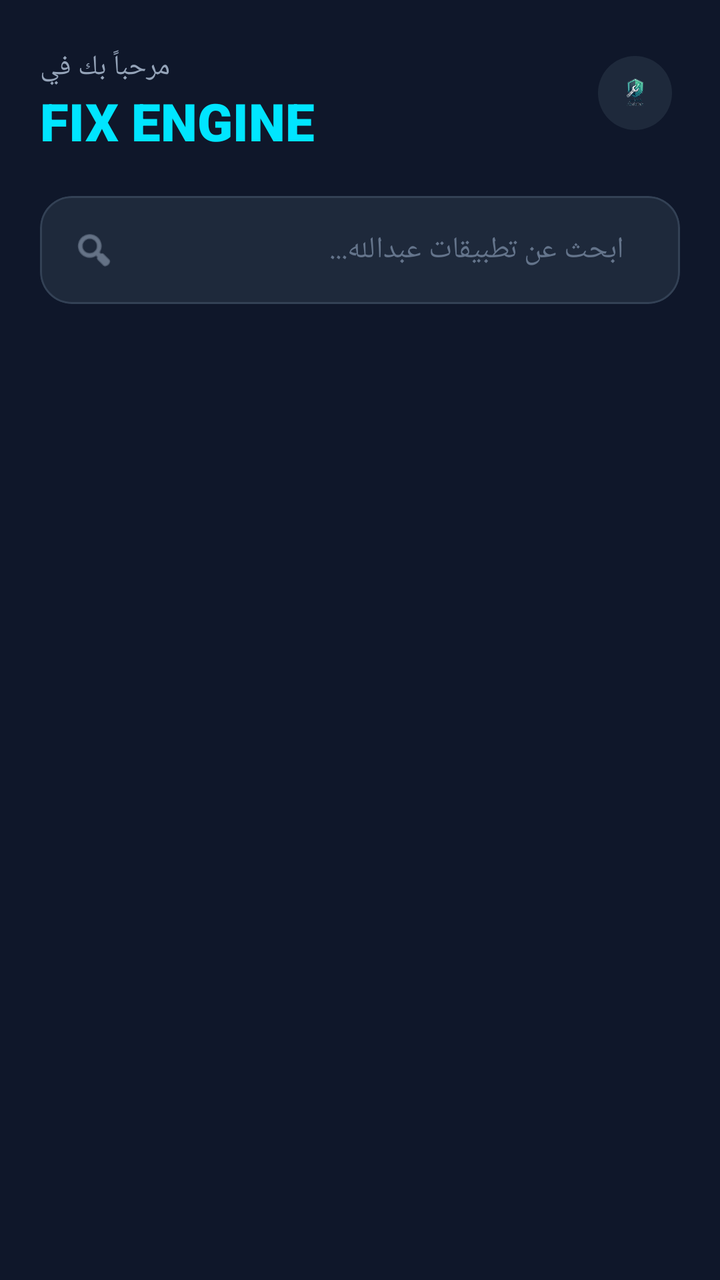
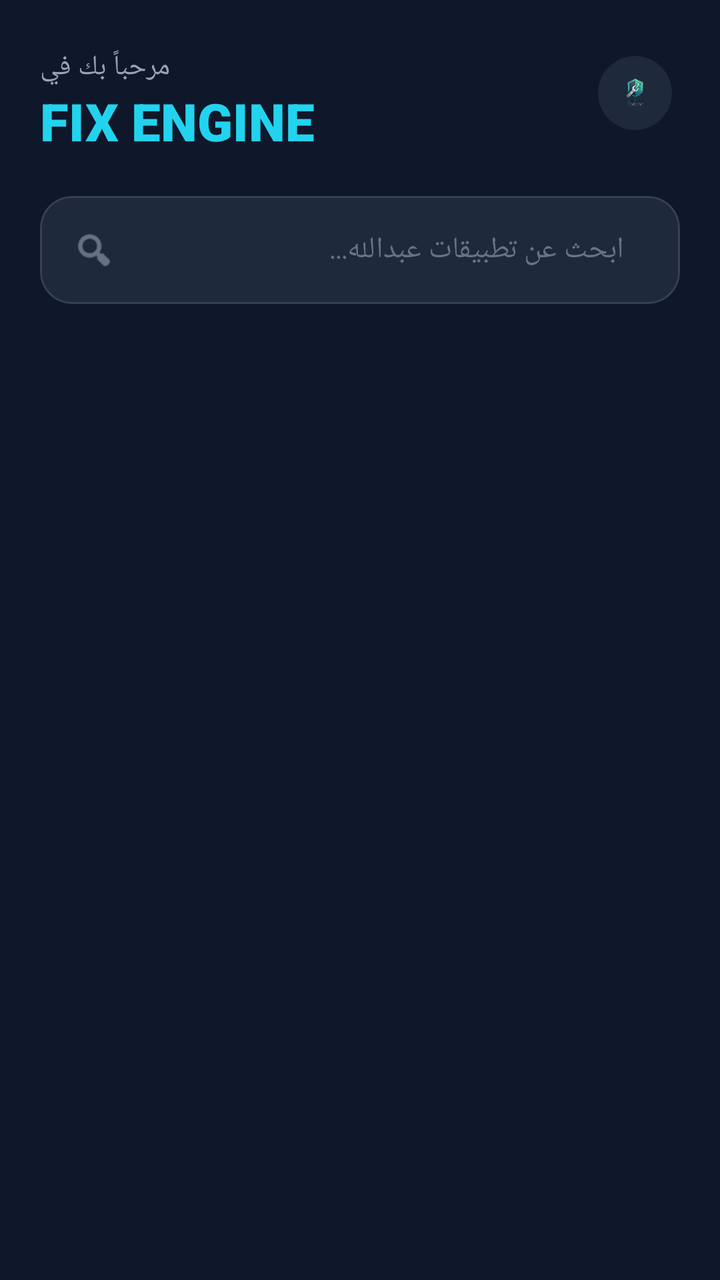

The first picture is an Android layout as it rendered before a commit; the second is the same layout after the commit. The layout source and the unified diff follow.
<!-- AndroidManifest.xml: application theme Theme.FixEngine -->
<!-- res/layout/activity_main.xml -->
<?xml version="1.0" encoding="utf-8"?>
<androidx.coordinatorlayout.widget.CoordinatorLayout 
    xmlns:android="http://schemas.android.com/apk/res/android"
    xmlns:app="http://schemas.android.com/apk/res-auto"
    xmlns:tools="http://schemas.android.com/tools"
    android:layout_width="match_parent"
    android:layout_height="match_parent"
    android:background="#0F172A"
    tools:context=".MainActivity">

    
    <com.google.android.material.appbar.AppBarLayout
        android:id="@+id/appBar"
        android:layout_width="match_parent"
        android:layout_height="wrap_content"
        android:background="#0F172A"
        app:elevation="0dp">

        
        <com.google.android.material.appbar.CollapsingToolbarLayout
            android:layout_width="match_parent"
            android:layout_height="wrap_content"
            app:layout_scrollFlags="scroll|exitUntilCollapsed">

            <LinearLayout
                android:layout_width="match_parent"
                android:layout_height="wrap_content"
                android:orientation="vertical"
                android:paddingTop="24dp"
                android:paddingHorizontal="20dp"
                android:paddingBottom="12dp">

                <RelativeLayout
                    android:layout_width="match_parent"
                    android:layout_height="wrap_content"
                    android:layout_marginBottom="20dp">

                    <LinearLayout
                        android:layout_width="wrap_content"
                        android:layout_height="wrap_content"
                        android:orientation="vertical">
                        <TextView
                            android:layout_width="wrap_content"
                            android:layout_height="wrap_content"
                            android:text="مرحباً بك في"
                            android:textColor="#94A3B8"
                            android:textSize="14sp" />
                        <TextView
                            android:layout_width="wrap_content"
                            android:layout_height="wrap_content"
                            android:text="FIX ENGINE"
                            android:textColor="@color/secondary_cyan"
                            android:textSize="26sp"
                            android:fontFamily="sans-serif-black" />
                    </LinearLayout>

                    
                    <com.google.android.material.imageview.ShapeableImageView
                        android:layout_width="45dp"
                        android:layout_height="45dp"
                        android:layout_alignParentEnd="true"
                        android:src="@drawable/ic_launcher_foreground"
                        android:background="#1E293B"
                        android:padding="4dp"
                        app:shapeAppearanceOverlay="@style/CircleImage" />
                </RelativeLayout>

                
                <com.google.android.material.card.MaterialCardView
                    android:layout_width="match_parent"
                    android:layout_height="54dp"
                    app:cardBackgroundColor="#1E293B"
                    app:cardCornerRadius="16dp"
                    app:cardElevation="0dp"
                    app:strokeColor="#334155"
                    app:strokeWidth="1dp">

                    <LinearLayout
                        android:layout_width="match_parent"
                        android:layout_height="match_parent"
                        android:gravity="center_vertical"
                        android:orientation="horizontal"
                        android:paddingHorizontal="16dp">

                        <ImageView
                            android:layout_width="22dp"
                            android:layout_height="22dp"
                            android:src="@android:drawable/ic_menu_search"
                            app:tint="#94A3B8" />

                        <EditText
                            android:id="@+id/etSearch"
                            android:layout_width="match_parent"
                            android:layout_height="match_parent"
                            android:background="@android:color/transparent"
                            android:hint="ابحث عن تطبيقات عبدالله..."
                            android:textColorHint="#64748B"
                            android:textColor="@color/white"
                            android:textSize="15sp"
                            android:paddingHorizontal="12dp"
                            android:inputType="text" />
                    </LinearLayout>
                </com.google.android.material.card.MaterialCardView>
            </LinearLayout>
        </com.google.android.material.appbar.CollapsingToolbarLayout>

        
        <com.google.android.material.tabs.TabLayout
            android:id="@+id/tabLayoutMain"
            android:layout_width="match_parent"
            android:layout_height="56dp"
            android:background="#0F172A"
            app:tabIndicatorFullWidth="false"
            app:tabIndicatorHeight="3dp"
            app:tabIndicatorGravity="bottom"
            app:tabIndicatorColor="@color/secondary_cyan"
            app:tabSelectedTextColor="@color/secondary_cyan"
            app:tabTextColor="#94A3B8"
            app:tabTextAppearance="@style/CustomTabText"
            app:tabRippleColor="@android:color/transparent"/>

    </com.google.android.material.appbar.AppBarLayout>

    
    <androidx.viewpager2.widget.ViewPager2
        android:id="@+id/viewPagerMain"
        android:layout_width="match_parent"
        android:layout_height="match_parent"
        android:background="#0F172A"
        app:layout_behavior="@string/appbar_scrolling_view_behavior" />

</androidx.coordinatorlayout.widget.CoordinatorLayout>
<!-- resources referenced by this layout -->
<resources>
  <color name="secondary_cyan">#00E5FF</color>
  <color name="white">#FFFFFFFF</color>
  <!-- drawable ic_launcher_foreground: png bitmap (drawable-xxxhdpi, 43725 bytes) -->
  <style name="CircleImage">
      <item name="cornerSize">50%</item>
  </style>
  <style name="CustomTabText">
          <item name="android:textSize">15sp</item>
          <item name="android:textStyle">bold</item>
          <item name="android:fontFamily">sans-serif-medium</item>
      </style>
  <style name="Theme.FixEngine" parent="Theme.MaterialComponents.DayNight.NoActionBar">
          
          <item name="colorPrimary">#22D3EE</item> 
          <item name="colorPrimaryVariant">#0891B2</item>
          <item name="colorOnPrimary">#0F172A</item>
  
          
          <item name="colorSecondary">#38BDF8</item>
          <item name="colorSecondaryVariant">#0284C7</item>
          <item name="colorOnSecondary">#FFFFFF</item>
  
          
          <item name="android:windowBackground">#0F172A</item>
          <item name="android:statusBarColor">#0F172A</item>
          <item name="android:windowLightStatusBar" tools:targetApi="m">false</item> 
          
          
          <item name="materialButtonStyle">@style/Widget.FixEngine.Button</item>
          
          
          <item name="android:textColorPrimary">#F8FAFC</item>
          <item name="android:textColorSecondary">#94A3B8</item>
  
          
          <item name="materialAlertDialogTheme">@style/Theme.FixEngine.Dialog</item>
      </style>
  <style name="Widget.FixEngine.Button" parent="Widget.MaterialComponents.Button.UnelevatedButton">
          <item name="cornerRadius">16dp</item> 
          <item name="android:insetTop">0dp</item>
          <item name="android:insetBottom">0dp</item>
          <item name="android:textAllCaps">false</item>
          <item name="android:fontFamily">sans-serif-medium</item>
          <item name="android:letterSpacing">0.03</item>
      </style>
  <style name="Theme.FixEngine.Dialog" parent="ThemeOverlay.MaterialComponents.MaterialAlertDialog">
          
          <item name="android:background">@drawable/bg_dialog_rounded</item>
          <item name="android:windowBackground">@android:color/transparent</item>
          
          
          <item name="colorPrimary">#22D3EE</item>
          <item name="colorOnSurface">#F8FAFC</item>
          <item name="android:textColorPrimary">#F8FAFC</item>
          
          
          <item name="materialAlertDialogTitleTextStyle">@style/TextAppearance.FixEngine.Toolbar</item>
      </style>
  <!-- drawable bg_dialog_rounded (drawable) -->
  <?xml version="1.0" encoding="utf-8"?>
  <shape xmlns:android="http://schemas.android.com/apk/res/android">
      
      <solid android:color="#1E293B" />
  
      
      <stroke
          android:width="1dp"
          android:color="#334155" />
  
      
      <corners android:radius="28dp" />
  
      
      <padding
          android:left="20dp"
          android:top="20dp"
          android:right="20dp"
          android:bottom="20dp" />
  </shape>
  <style name="TextAppearance.FixEngine.Toolbar" parent="TextAppearance.MaterialComponents.Headline6">
          <item name="android:textSize">20sp</item>
          <item name="android:textStyle">bold</item>
          <item name="android:textColor">#F8FAFC</item>
          <item name="android:fontFamily">sans-serif-black</item>
      </style>
</resources>

<!-- the commit's change to res/layout/activity_main.xml (unified diff, before → after) -->
@@ -49,7 +49,7 @@
                             android:layout_width="wrap_content"
                             android:layout_height="wrap_content"
                             android:text="FIX ENGINE"
-                            android:textColor="@color/secondary_cyan"
+                            android:textColor="#22D3EE"
                             android:textSize="26sp"
                             android:fontFamily="sans-serif-black" />
                     </LinearLayout>
@@ -67,6 +67,7 @@
 
                 
                 <com.google.android.material.card.MaterialCardView
+                    android:id="@+id/searchCard"
                     android:layout_width="match_parent"
                     android:layout_height="54dp"
                     app:cardBackgroundColor="#1E293B"
@@ -95,7 +96,7 @@
                             android:background="@android:color/transparent"
                             android:hint="ابحث عن تطبيقات عبدالله..."
                             android:textColorHint="#64748B"
-                            android:textColor="@color/white"
+                            android:textColor="#F8FAFC"
                             android:textSize="15sp"
                             android:paddingHorizontal="12dp"
                             android:inputType="text" />
@@ -113,11 +114,21 @@
             app:tabIndicatorFullWidth="false"
             app:tabIndicatorHeight="3dp"
             app:tabIndicatorGravity="bottom"
-            app:tabIndicatorColor="@color/secondary_cyan"
-            app:tabSelectedTextColor="@color/secondary_cyan"
+            app:tabIndicatorColor="#22D3EE"
+            app:tabSelectedTextColor="#22D3EE"
             app:tabTextColor="#94A3B8"
             app:tabTextAppearance="@style/CustomTabText"
             app:tabRippleColor="@android:color/transparent"/>
+
+        
+        <ProgressBar
+            android:id="@+id/progressBar"
+            style="?android:attr/progressBarStyleHorizontal"
+            android:layout_width="match_parent"
+            android:layout_height="4dp"
+            android:indeterminate="true"
+            android:visibility="gone"
+            android:indeterminateTint="#22D3EE" />
 
     </com.google.android.material.appbar.AppBarLayout>
 
<!-- resource entries referenced after the edit -->
@@ -1,7 +1,5 @@
 <!-- resources referenced by this layout -->
 <resources>
-  <color name="secondary_cyan">#00E5FF</color>
-  <color name="white">#FFFFFFFF</color>
   <!-- drawable ic_launcher_foreground: png bitmap (drawable-xxxhdpi, 43725 bytes) -->
   <style name="CircleImage">
       <item name="cornerSize">50%</item>
